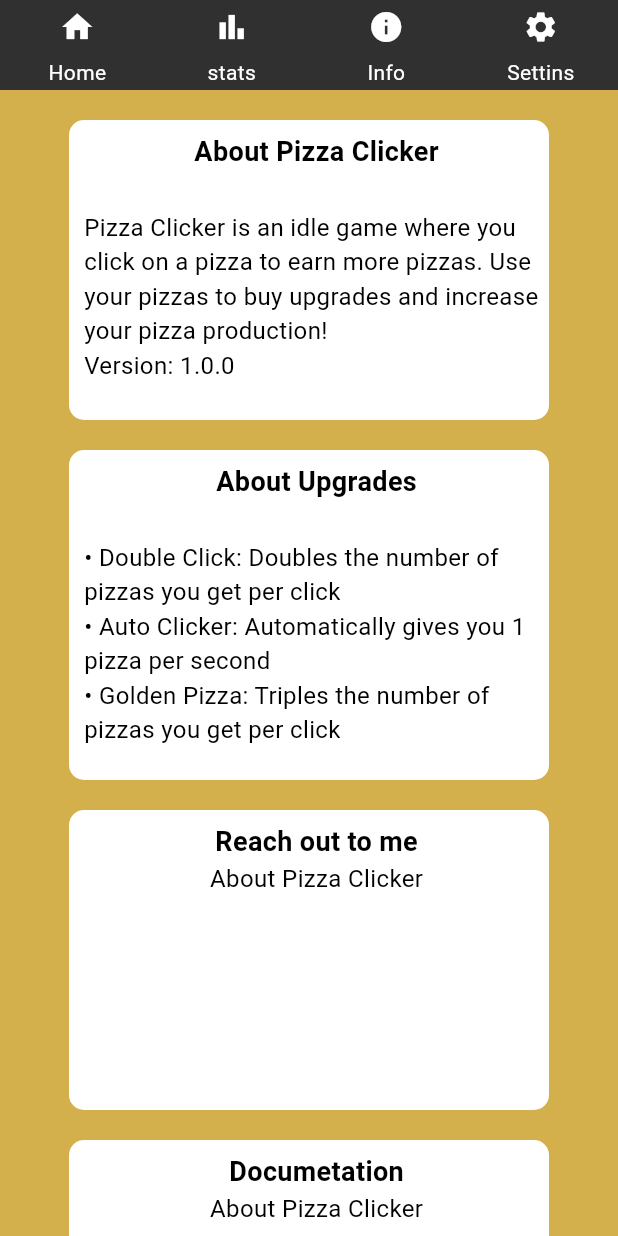
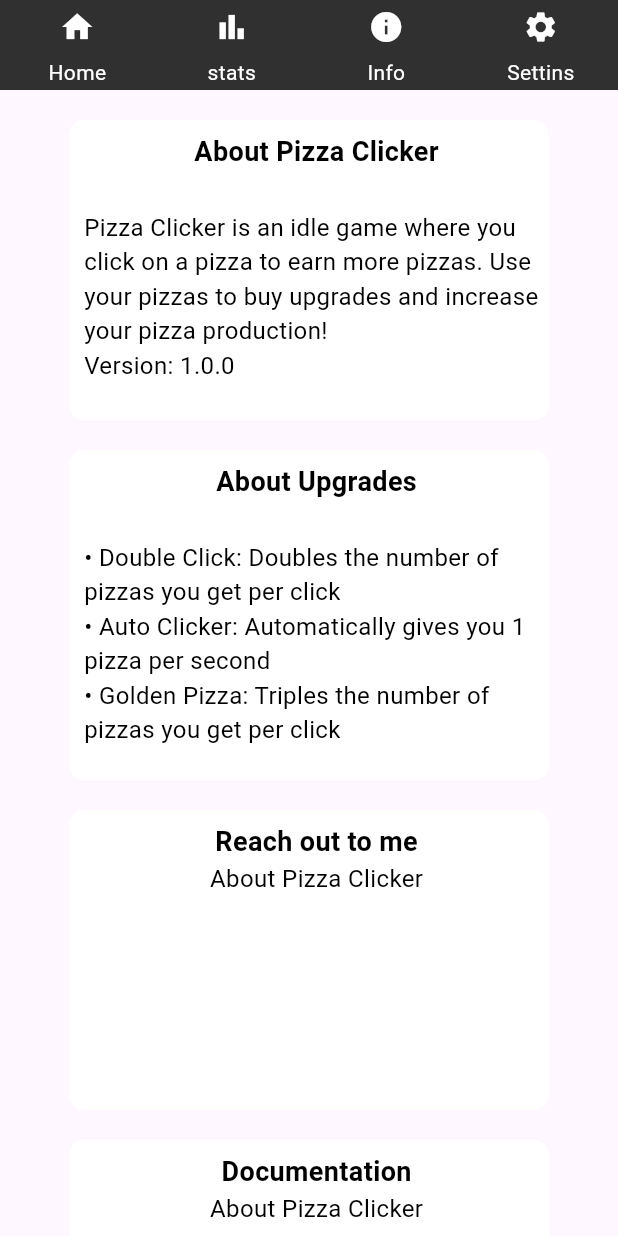
Before and after one commit to augi07/PizzaClicker, a Flutter app: the screen it shows after launch, item 3 of the bottom bar chosen, on a phone screen of 412 x 824 dp. Run offline on Flutter 3.47's test engine with Material 3 defaults, Android fonts, the phone set to English and light mode, and no system bars; our stand-ins replace shared_preferences.

Commit message:
making more functions in settings page for dark mode and updating to every page

```diff
--- a/lib/InfoContent.dart
+++ b/lib/InfoContent.dart
@@ -3,30 +3,42 @@ import 'package:flutter/material.dart';
 class InfoContent extends StatelessWidget {
   @override
   Widget build(BuildContext context) {
+    final isDark = Theme.of(context).brightness == Brightness.dark;
+    final containerColor = isDark ? Colors.grey[850] : Colors.white;
+    final textColor = isDark ? Colors.white : Colors.black;
+
     return Center(
       child: SingleChildScrollView(
         child: Column(
           children: [
             Container(
               alignment: Alignment.topLeft,
-              margin: EdgeInsets.only(top: 20),
-              width: 320, height: 200,
+              margin: const EdgeInsets.only(top: 20),
+              width: 320,
+              height: 200,
               decoration: BoxDecoration(
                 borderRadius: BorderRadius.all(Radius.circular(10)),
-                color: Colors.white,
+                color: containerColor,
               ),
-              padding: const EdgeInsets.only(left: 10.0, top: 8.0,),
-
+              padding: const EdgeInsets.only(left: 10.0, top: 8.0),
               child: Column(
                 mainAxisAlignment: MainAxisAlignment.start,
                 children: [
                   Text(
                     'About Pizza Clicker\n',
-                    style: TextStyle(fontSize: 18, fontWeight: FontWeight.w600, color: Colors.black, ),
+                    style: TextStyle(
+                      fontSize: 18,
+                      fontWeight: FontWeight.w600,
+                      color: textColor,
+                    ),
                   ),
                   Text(
                     'Pizza Clicker is an idle game where you click on a pizza to earn more pizzas. Use your pizzas to buy upgrades and increase your pizza production!\nVersion: 1.0.0',
-                    style: TextStyle(fontSize: 16, fontWeight: FontWeight.w400, color: Colors.black, ),
+                    style: TextStyle(
+                      fontSize: 16,
+                      fontWeight: FontWeight.w400,
+                      color: textColor,
+                    ),
                   ),
                 ],
               ),
@@ -34,24 +46,32 @@ class InfoContent extends StatelessWidget {
 
             Container(
               alignment: Alignment.topLeft,
-              margin: EdgeInsets.only(top: 20),
-              width: 320, height: 220,
+              margin: const EdgeInsets.only(top: 20),
+              width: 320,
+              height: 220,
               decoration: BoxDecoration(
                 borderRadius: BorderRadius.all(Radius.circular(10)),
-                color: Colors.white,
+                color: containerColor,
               ),
-              padding: const EdgeInsets.only(left: 10.0, top: 8.0,),
-
+              padding: const EdgeInsets.only(left: 10.0, top: 8.0),
               child: Column(
                 mainAxisAlignment: MainAxisAlignment.start,
                 children: [
                   Text(
                     'About Upgrades\n',
-                    style: TextStyle(fontSize: 18, fontWeight: FontWeight.w600, color: Colors.black, ),
+                    style: TextStyle(
+                      fontSize: 18,
+                      fontWeight: FontWeight.w600,
+                      color: textColor,
+                    ),
                   ),
                   Text(
                     '• Double Click: Doubles the number of pizzas you get per click \n• Auto Clicker: Automatically gives you 1 pizza per second \n• Golden Pizza: Triples the number of pizzas you get per click',
-                    style: TextStyle(fontSize: 16, fontWeight: FontWeight.w400, color: Colors.black, ),
+                    style: TextStyle(
+                      fontSize: 16,
+                      fontWeight: FontWeight.w400,
+                      color: textColor,
+                    ),
                   ),
                 ],
               ),
@@ -59,24 +79,32 @@ class InfoContent extends StatelessWidget {
 
             Container(
               alignment: Alignment.topCenter,
-              margin: EdgeInsets.only(top: 20),
-              width: 320, height: 200,
+              margin: const EdgeInsets.only(top: 20),
+              width: 320,
+              height: 200,
               decoration: BoxDecoration(
                 borderRadius: BorderRadius.all(Radius.circular(10)),
-                color: Colors.white,
+                color: containerColor,
               ),
-              padding: const EdgeInsets.only(left: 10.0, top: 8.0,),
-
+              padding: const EdgeInsets.only(left: 10.0, top: 8.0),
               child: Column(
                 mainAxisAlignment: MainAxisAlignment.start,
                 children: [
                   Text(
                     'Reach out to me',
-                    style: TextStyle(fontSize: 18, fontWeight: FontWeight.w600, color: Colors.black, ),
+                    style: TextStyle(
+                      fontSize: 18,
+                      fontWeight: FontWeight.w600,
+                      color: textColor,
+                    ),
                   ),
                   Text(
                     'About Pizza Clicker',
-                    style: TextStyle(fontSize: 16, fontWeight: FontWeight.w400, color: Colors.black, ),
+                    style: TextStyle(
+                      fontSize: 16,
+                      fontWeight: FontWeight.w400,
+                      color: textColor,
+                    ),
                   ),
                 ],
               ),
@@ -84,24 +112,32 @@ class InfoContent extends StatelessWidget {
 
             Container(
               alignment: Alignment.topCenter,
-              margin: EdgeInsets.only(top: 20),
-              width: 320, height: 200,
+              margin: const EdgeInsets.only(top: 20),
+              width: 320,
+              height: 200,
               decoration: BoxDecoration(
                 borderRadius: BorderRadius.all(Radius.circular(10)),
-                color: Colors.white,
+                color: containerColor,
               ),
-              padding: const EdgeInsets.only(left: 10.0, top: 8.0,),
-
+              padding: const EdgeInsets.only(left: 10.0, top: 8.0),
               child: Column(
                 mainAxisAlignment: MainAxisAlignment.start,
                 children: [
                   Text(
-                    'Documetation',
-                    style: TextStyle(fontSize: 18, fontWeight: FontWeight.w600, color: Colors.black, ),
+                    'Documentation',
+                    style: TextStyle(
+                      fontSize: 18,
+                      fontWeight: FontWeight.w600,
+                      color: textColor,
+                    ),
                   ),
                   Text(
                     'About Pizza Clicker',
-                    style: TextStyle(fontSize: 16, fontWeight: FontWeight.w400, color: Colors.black, ),
+                    style: TextStyle(
+                      fontSize: 16,
+                      fontWeight: FontWeight.w400,
+                      color: textColor,
+                    ),
                   ),
                 ],
               ),
--- /dev/null
+++ b/lib/app_settings.dart
@@ -0,0 +1,31 @@
+import 'package:flutter/material.dart';
+import 'package:shared_preferences/shared_preferences.dart';
+
+class AppSettings extends ChangeNotifier {
+  bool _isDarkMode = false;
+  bool _animationsEnabled = true;
+
+  bool get isDarkMode => _isDarkMode;
+  bool get animationsEnabled => _animationsEnabled;
+
+  Future<void> loadSettings() async {
+    final prefs = await SharedPreferences.getInstance();
+    _isDarkMode = prefs.getBool('darkMode') ?? false;
+    _animationsEnabled = prefs.getBool('animations') ?? true;
+    notifyListeners();
+  }
+
+  void setDarkMode(bool val) async {
+    _isDarkMode = val;
+    final prefs = await SharedPreferences.getInstance();
+    await prefs.setBool('darkMode', val);
+    notifyListeners();
+  }
+
+  void setAnimationsEnabled(bool val) async {
+    _animationsEnabled = val;
+    final prefs = await SharedPreferences.getInstance();
+    await prefs.setBool('animations', val);
+    notifyListeners();
+  }
+}
--- a/lib/home.dart
+++ b/lib/home.dart
@@ -119,13 +119,21 @@ class _MyHomePageState extends State<MyHomePage> {
                 child: Column(
                   mainAxisSize: MainAxisSize.min,
                   children: <Widget>[
-                    const Text(
+                    Text(
                       'TOTAL PIZZAS',
-                      style: TextStyle(fontSize: 24, fontWeight: FontWeight.w400, color: Colors.white70 ),
+                      style: TextStyle(
+                        fontSize: 24,
+                        fontWeight: FontWeight.w400,
+                        color: Theme.of(context).brightness == Brightness.dark ? Colors.white70 : Colors.black54,
+                      ),
                     ),
                     Text(
                       '$_totalPizzas',
-                      style: TextStyle(fontSize: 40, fontWeight: FontWeight.w900, ),
+                      style: TextStyle(
+                        fontSize: 40,
+                        fontWeight: FontWeight.w900,
+                        color: Theme.of(context).brightness == Brightness.dark ? Colors.white : Colors.black,
+                      ),
                     ),
                   ],
                 ),
@@ -172,7 +180,11 @@ class _MyHomePageState extends State<MyHomePage> {
                   children: <Widget>[
                     Text(
                       '$_pizzasPerClick pizzas per click',
-                      style: const TextStyle(fontSize: 15, fontWeight: FontWeight.w400, color: Colors.white60),
+                      style: TextStyle(
+                        fontSize: 15,
+                        fontWeight: FontWeight.w400,
+                        color: Theme.of(context).brightness == Brightness.dark ? Colors.white60 : Colors.black54,
+                      ),
                     ),
                   ],
                 ),
--- a/lib/main.dart
+++ b/lib/main.dart
@@ -1,25 +1,44 @@
 import 'package:flutter/material.dart';
-
+import 'package:provider/provider.dart';
+import 'app_settings.dart';
 import 'home.dart';
 
-void main() {
-  runApp(const MyApp());
+void main() async {
+  WidgetsFlutterBinding.ensureInitialized();
+  final settings = AppSettings();
+  await settings.loadSettings();
+
+  runApp(MyApp(settings));
 }
 
 class MyApp extends StatelessWidget {
-  const MyApp({super.key});
+  final AppSettings settings;
 
-  // This widget is the root of your application.
+  const MyApp(this.settings, {super.key});
+
   @override
   Widget build(BuildContext context) {
-      return MaterialApp(
-        title: 'Flutter Demo',
-        debugShowCheckedModeBanner: false,
-        theme: ThemeData(
-          primarySwatch: Colors.blue,
-          scaffoldBackgroundColor: Color.fromARGB(255, 212, 176, 76)
-        ),
-        home: MyHomePage(title: '',),
-      );
-    }
+    return ChangeNotifierProvider.value(
+      value: settings,
+      child: Consumer<AppSettings>(
+        builder: (context, settings, _) {
+          return MaterialApp(
+            debugShowCheckedModeBanner: false,
+            theme: ThemeData.light(),
+            darkTheme: ThemeData.dark(),
+            themeMode: settings.isDarkMode ? ThemeMode.dark : ThemeMode.light,
+            builder: (context, child) {
+              return settings.animationsEnabled
+                  ? child!
+                  : MediaQuery(
+                      data: MediaQuery.of(context).copyWith(disableAnimations: true),
+                      child: child!,
+                    );
+            },
+            home: const MyHomePage(title: 'Pizza Clicker'),
+          );
+        },
+      ),
+    );
+  }
 }
```
Also changed, not shown: lib/SettingsContent.dart (+146 -97 lines), lib/statsContent.dart (+36 -16 lines), 1 other file.
